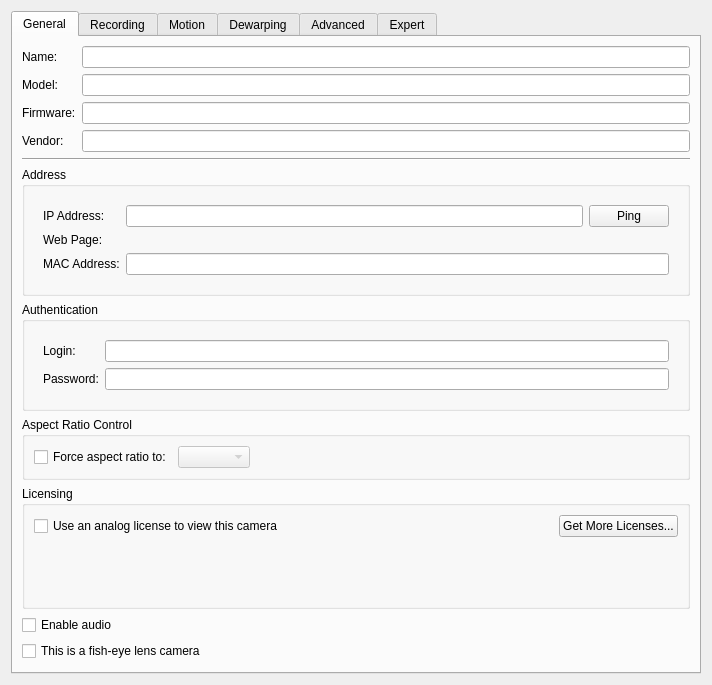
Old version of the form client/src/ui/widgets/properties/single_camera_settings_widget.ui in the repository networkoptix/nx_open.
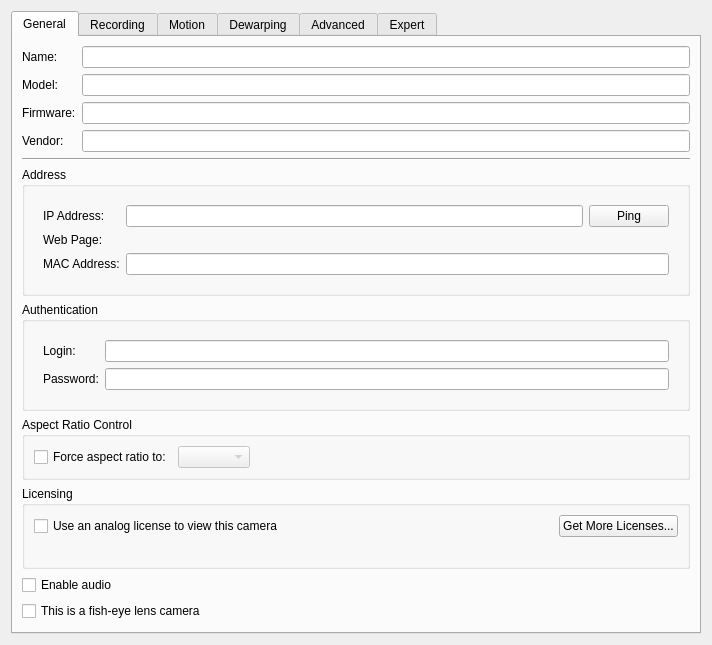
New version of the form. Custom widgets are drawn as their Qt base class.

```diff
--- a/client/src/ui/widgets/properties/single_camera_settings_widget.ui
+++ b/client/src/ui/widgets/properties/single_camera_settings_widget.ui
@@ -7,7 +7,7 @@
     <x>0</x>
     <y>0</y>
     <width>712</width>
-    <height>632</height>
+    <height>634</height>
    </rect>
   </property>
   <property name="windowTitle">
@@ -322,21 +322,7 @@
            </layout>
           </item>
           <item>
-           <widget class="QLabel" name="digitalLicensesLabel">
-            <property name="text">
-             <string/>
-            </property>
-           </widget>
-          </item>
-          <item>
-           <widget class="QLabel" name="analogLicensesLabel">
-            <property name="text">
-             <string/>
-            </property>
-           </widget>
-          </item>
-          <item>
-           <widget class="QLabel" name="edgeLicensesLabel">
+           <widget class="QLabel" name="licensesLabel">
             <property name="text">
              <string/>
             </property>
```
Left out of the diff: 66 changed lines with no effect on the pictures.
